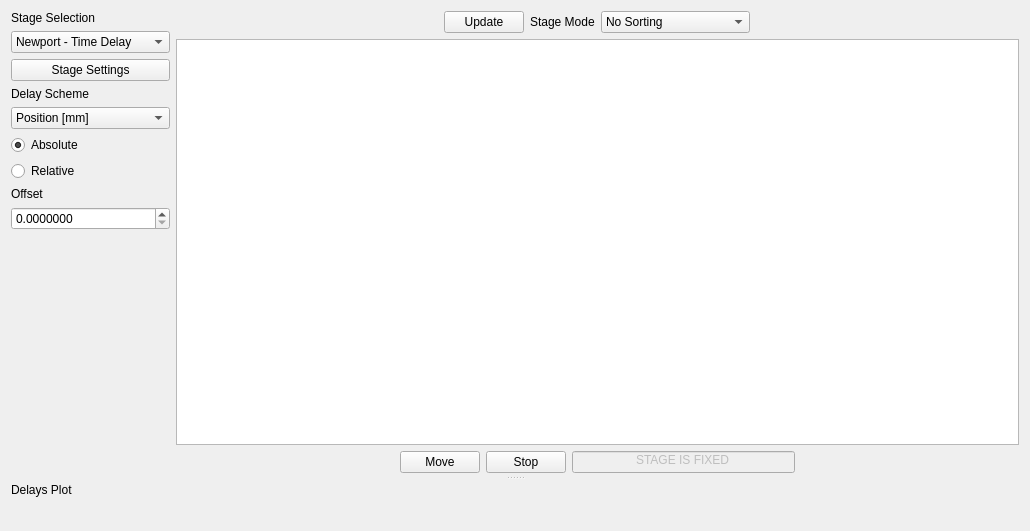
Above: panels/ui/stageControl.ui from Attolab/SC-TDC before the change. Below: the same form after it.
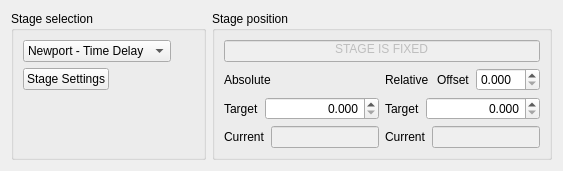
That is the form after the change. Custom widgets are drawn as their Qt base class.

Commit message: Moving stuff between stageControl and aquisition

Patch:
```diff
--- a/panels/ui/stageControl.ui
+++ b/panels/ui/stageControl.ui
@@ -6,38 +6,36 @@
    <rect>
     <x>0</x>
     <y>0</y>
-    <width>1030</width>
-    <height>531</height>
+    <width>563</width>
+    <height>161</height>
    </rect>
   </property>
+  <property name="sizePolicy">
+   <sizepolicy hsizetype="Maximum" vsizetype="Minimum">
+    <horstretch>0</horstretch>
+    <verstretch>0</verstretch>
+   </sizepolicy>
+  </property>
   <property name="windowTitle">
    <string>Form</string>
   </property>
-  <layout class="QHBoxLayout" name="horizontalLayout_4">
-   <item>
-    <widget class="QSplitter" name="splitter">
-     <property name="orientation">
-      <enum>Qt::Vertical</enum>
-     </property>
-     <property name="opaqueResize">
-      <bool>false</bool>
-     </property>
-     <property name="handleWidth">
-      <number>10</number>
-     </property>
-     <widget class="QWidget" name="horizontalLayoutWidget">
-      <layout class="QHBoxLayout" name="horizontalLayout_3">
-       <item>
         <layout class="QVBoxLayout" name="verticalLayout_4">
          <item>
-          <widget class="QLabel" name="label_delayScheme_3">
-           <property name="text">
-            <string>Stage Selection</string>
-           </property>
-          </widget>
-         </item>
+    <layout class="QHBoxLayout" name="horizontalLayout_2">
+     <item>
+      <widget class="QGroupBox" name="groupBox">
+       <property name="title">
+        <string>Stage selection</string>
+       </property>
+       <layout class="QVBoxLayout" name="verticalLayout">
          <item>
           <widget class="QComboBox" name="cBox_stageSelection">
+          <property name="sizePolicy">
+           <sizepolicy hsizetype="Maximum" vsizetype="Fixed">
+            <horstretch>0</horstretch>
+            <verstretch>0</verstretch>
+           </sizepolicy>
+          </property>
            <item>
             <property name="text">
              <string>Newport - Time Delay</string>
@@ -52,83 +50,17 @@
          </item>
          <item>
           <widget class="QPushButton" name="pushButton_stageSettings">
+          <property name="sizePolicy">
+           <sizepolicy hsizetype="Maximum" vsizetype="Fixed">
+            <horstretch>0</horstretch>
+            <verstretch>0</verstretch>
+           </sizepolicy>
+          </property>
            <property name="text">
             <string>Stage Settings</string>
            </property>
           </widget>
          </item>
-         <item>
-          <widget class="QLabel" name="label_delayScheme">
-           <property name="text">
-            <string>Delay Scheme</string>
-           </property>
-          </widget>
-         </item>
-         <item>
-          <widget class="QComboBox" name="cBox_stageMode">
-           <item>
-            <property name="text">
-             <string>Position [mm]</string>
-            </property>
-           </item>
-           <item>
-            <property name="text">
-             <string>Time - Single Pass [ps]</string>
-            </property>
-           </item>
-           <item>
-            <property name="text">
-             <string>Time - Double Pass [ps]</string>
-            </property>
-           </item>
-           <item>
-            <property name="text">
-             <string>Time - Single Pass [fs]</string>
-            </property>
-           </item>
-           <item>
-            <property name="text">
-             <string>Time - Double Pass [fs]</string>
-            </property>
-           </item>
-           <item>
-            <property name="text">
-             <string>Index [no units]</string>
-            </property>
-           </item>
-          </widget>
-         </item>
-         <item>
-          <widget class="QRadioButton" name="absoluteMotion_radioButton">
-           <property name="text">
-            <string>Absolute</string>
-           </property>
-           <property name="checked">
-            <bool>true</bool>
-           </property>
-          </widget>
-         </item>
-         <item>
-          <widget class="QRadioButton" name="relativeMotion_radioButton">
-           <property name="text">
-            <string>Relative</string>
-           </property>
-          </widget>
-         </item>
-         <item>
-          <widget class="QLabel" name="label_t0">
-           <property name="text">
-            <string>Offset</string>
-           </property>
-          </widget>
-         </item>
-         <item>
-          <widget class="QDoubleSpinBox" name="offset_spinBox">
-           <property name="decimals">
-            <number>7</number>
-           </property>
-          </widget>
-         </item>
          <item>
           <spacer name="verticalSpacer">
            <property name="orientation">
@@ -140,125 +72,31 @@
            <property name="sizeHint" stdset="0">
             <size>
              <width>120</width>
-             <height>0</height>
+            <height>50</height>
             </size>
            </property>
           </spacer>
          </item>
         </layout>
-       </item>
-       <item>
-        <layout class="QVBoxLayout" name="verticalLayout_5">
-         <item>
-          <layout class="QHBoxLayout" name="horizontalLayout_2">
-           <item>
-            <spacer name="horizontalSpacer_4">
-             <property name="orientation">
-              <enum>Qt::Horizontal</enum>
-             </property>
-             <property name="sizeHint" stdset="0">
-              <size>
-               <width>292</width>
-               <height>20</height>
-              </size>
-             </property>
-            </spacer>
-           </item>
-           <item>
-            <widget class="QPushButton" name="update_pushButton">
-             <property name="text">
-              <string>Update</string>
-             </property>
             </widget>
            </item>
            <item>
-            <widget class="QLabel" name="label_stageMode">
-             <property name="text">
-              <string>Stage Mode</string>
-             </property>
-            </widget>
-           </item>
-           <item>
-            <widget class="QComboBox" name="delayScheme_comboBox">
-             <item>
-              <property name="text">
-               <string>No Sorting</string>
-              </property>
-             </item>
-             <item>
-              <property name="text">
-               <string>Sort Acending</string>
-              </property>
-             </item>
-             <item>
-              <property name="text">
-               <string>Sort Decending</string>
-              </property>
-             </item>
-             <item>
-              <property name="text">
-               <string>Staggered Acending</string>
-              </property>
-             </item>
-             <item>
-              <property name="text">
-               <string>Staggered Decending</string>
-              </property>
-             </item>
-            </widget>
-           </item>
-           <item>
-            <spacer name="horizontalSpacer_3">
-             <property name="orientation">
-              <enum>Qt::Horizontal</enum>
-             </property>
-             <property name="sizeHint" stdset="0">
-              <size>
-               <width>292</width>
-               <height>20</height>
-              </size>
-             </property>
-            </spacer>
-           </item>
-          </layout>
-         </item>
-         <item>
-          <widget class="QPlainTextEdit" name="textEdit_delayInput"/>
-         </item>
-         <item>
-          <layout class="QHBoxLayout" name="horizontalLayout">
-           <item>
-            <spacer name="horizontalSpacer">
-             <property name="orientation">
-              <enum>Qt::Horizontal</enum>
-             </property>
-             <property name="sizeHint" stdset="0">
-              <size>
-               <width>40</width>
-               <height>20</height>
-              </size>
-             </property>
-            </spacer>
-           </item>
-           <item>
-            <widget class="QPushButton" name="move_pushButton">
-             <property name="text">
-              <string>Move</string>
-             </property>
-            </widget>
-           </item>
-           <item>
-            <widget class="QPushButton" name="stop_pushButton">
-             <property name="text">
-              <string>Stop</string>
-             </property>
-            </widget>
-           </item>
+      <widget class="QGroupBox" name="groupBox_2">
+       <property name="title">
+        <string>Stage position</string>
+       </property>
+       <layout class="QVBoxLayout" name="verticalLayout_6">
            <item>
             <widget class="QLineEdit" name="stage_position_status">
              <property name="enabled">
               <bool>false</bool>
              </property>
+          <property name="sizePolicy">
+           <sizepolicy hsizetype="Minimum" vsizetype="Fixed">
+            <horstretch>0</horstretch>
+            <verstretch>0</verstretch>
+           </sizepolicy>
+          </property>
              <property name="text">
               <string>STAGE IS FIXED</string>
              </property>
@@ -268,57 +106,230 @@
             </widget>
            </item>
            <item>
-            <spacer name="horizontalSpacer_2">
-             <property name="orientation">
-              <enum>Qt::Horizontal</enum>
-             </property>
-             <property name="sizeHint" stdset="0">
-              <size>
-               <width>40</width>
-               <height>20</height>
-              </size>
-             </property>
-            </spacer>
-           </item>
-          </layout>
-         </item>
+         <layout class="QHBoxLayout" name="horizontalLayout_11">
+          <item>
+           <layout class="QVBoxLayout" name="verticalLayout_2">
+            <item>
+             <widget class="QLabel" name="label_5">
+              <property name="text">
+               <string>Absolute</string>
+              </property>
+             </widget>
+            </item>
+            <item>
+             <layout class="QHBoxLayout" name="horizontalLayout_3">
+              <item>
+               <widget class="QLabel" name="label_t0_3">
+                <property name="sizePolicy">
+                 <sizepolicy hsizetype="Maximum" vsizetype="Preferred">
+                  <horstretch>0</horstretch>
+                  <verstretch>0</verstretch>
+                 </sizepolicy>
+                </property>
+                <property name="text">
+                 <string>Target</string>
+                </property>
+               </widget>
+              </item>
+              <item>
+               <widget class="QDoubleSpinBox" name="offset_spinBox_3">
+                <property name="sizePolicy">
+                 <sizepolicy hsizetype="Minimum" vsizetype="Minimum">
+                  <horstretch>0</horstretch>
+                  <verstretch>0</verstretch>
+                 </sizepolicy>
+                </property>
+                <property name="wrapping">
+                 <bool>false</bool>
+                </property>
+                <property name="alignment">
+                 <set>Qt::AlignRight|Qt::AlignTrailing|Qt::AlignVCenter</set>
+                </property>
+                <property name="suffix">
+                 <string/>
+                </property>
+                <property name="decimals">
+                 <number>3</number>
+                </property>
+               </widget>
+              </item>
+             </layout>
+            </item>
+            <item>
+             <layout class="QHBoxLayout" name="horizontalLayout_7">
+              <item>
+               <widget class="QLabel" name="label_2">
+                <property name="sizePolicy">
+                 <sizepolicy hsizetype="Maximum" vsizetype="Maximum">
+                  <horstretch>0</horstretch>
+                  <verstretch>0</verstretch>
+                 </sizepolicy>
+                </property>
+                <property name="text">
+                 <string>Current</string>
+                </property>
+               </widget>
+              </item>
+              <item>
+               <widget class="QLineEdit" name="stage_position_status_3">
+                <property name="enabled">
+                 <bool>false</bool>
+                </property>
+                <property name="sizePolicy">
+                 <sizepolicy hsizetype="Minimum" vsizetype="Fixed">
+                  <horstretch>0</horstretch>
+                  <verstretch>0</verstretch>
+                 </sizepolicy>
+                </property>
+                <property name="text">
+                 <string/>
+                </property>
+                <property name="alignment">
+                 <set>Qt::AlignHCenter|Qt::AlignTop</set>
+                </property>
+               </widget>
+              </item>
         </layout>
        </item>
       </layout>
-     </widget>
-     <widget class="QWidget" name="verticalLayoutWidget">
+          </item>
+          <item>
       <layout class="QVBoxLayout" name="verticalLayout_3">
        <item>
-        <widget class="QLabel" name="label_delayPlot">
+             <layout class="QHBoxLayout" name="horizontalLayout_10">
+              <item>
+               <widget class="QLabel" name="label_6">
+                <property name="sizePolicy">
+                 <sizepolicy hsizetype="Minimum" vsizetype="Preferred">
+                  <horstretch>0</horstretch>
+                  <verstretch>0</verstretch>
+                 </sizepolicy>
+                </property>
          <property name="text">
-          <string>Delays Plot</string>
+                 <string>Relative</string>
          </property>
         </widget>
        </item>
        <item>
-        <widget class="PlotWidget" name="plot_delays" native="true">
+               <widget class="QLabel" name="label_t0">
          <property name="sizePolicy">
-          <sizepolicy hsizetype="Preferred" vsizetype="Expanding">
+                 <sizepolicy hsizetype="Maximum" vsizetype="Preferred">
            <horstretch>0</horstretch>
            <verstretch>0</verstretch>
           </sizepolicy>
          </property>
-        </widget>
-       </item>
-      </layout>
-     </widget>
+                <property name="text">
+                 <string>Offset</string>
+                </property>
+               </widget>
+              </item>
+              <item>
+               <widget class="QDoubleSpinBox" name="offset_spinBox">
+                <property name="sizePolicy">
+                 <sizepolicy hsizetype="Maximum" vsizetype="Fixed">
+                  <horstretch>0</horstretch>
+                  <verstretch>0</verstretch>
+                 </sizepolicy>
+                </property>
+                <property name="wrapping">
+                 <bool>false</bool>
+                </property>
+                <property name="suffix">
+                 <string/>
+                </property>
+                <property name="decimals">
+                 <number>3</number>
+                </property>
+               </widget>
+              </item>
+             </layout>
+            </item>
+            <item>
+             <layout class="QHBoxLayout" name="horizontalLayout_8">
+              <item>
+               <widget class="QLabel" name="label_t0_4">
+                <property name="sizePolicy">
+                 <sizepolicy hsizetype="Maximum" vsizetype="Preferred">
+                  <horstretch>0</horstretch>
+                  <verstretch>0</verstretch>
+                 </sizepolicy>
+                </property>
+                <property name="text">
+                 <string>Target</string>
+                </property>
+               </widget>
+              </item>
+              <item>
+               <widget class="QDoubleSpinBox" name="offset_spinBox_4">
+                <property name="sizePolicy">
+                 <sizepolicy hsizetype="Minimum" vsizetype="Minimum">
+                  <horstretch>0</horstretch>
+                  <verstretch>0</verstretch>
+                 </sizepolicy>
+                </property>
+                <property name="wrapping">
+                 <bool>false</bool>
+                </property>
+                <property name="alignment">
+                 <set>Qt::AlignRight|Qt::AlignTrailing|Qt::AlignVCenter</set>
+                </property>
+                <property name="suffix">
+                 <string/>
+                </property>
+                <property name="decimals">
+                 <number>3</number>
+                </property>
     </widget>
    </item>
   </layout>
- </widget>
- <customwidgets>
-  <customwidget>
-   <class>PlotWidget</class>
-   <extends>QWidget</extends>
-   <header>pyqtgraph</header>
-   <container>1</container>
-  </customwidget>
- </customwidgets>
+            </item>
+            <item>
+             <layout class="QHBoxLayout" name="horizontalLayout_9">
+              <item>
+               <widget class="QLabel" name="label_3">
+                <property name="sizePolicy">
+                 <sizepolicy hsizetype="Maximum" vsizetype="Maximum">
+                  <horstretch>0</horstretch>
+                  <verstretch>0</verstretch>
+                 </sizepolicy>
+                </property>
+                <property name="text">
+                 <string>Current</string>
+                </property>
+               </widget>
+              </item>
+              <item>
+               <widget class="QLineEdit" name="stage_position_status_4">
+                <property name="enabled">
+                 <bool>false</bool>
+                </property>
+                <property name="sizePolicy">
+                 <sizepolicy hsizetype="Minimum" vsizetype="Fixed">
+                  <horstretch>0</horstretch>
+                  <verstretch>0</verstretch>
+                 </sizepolicy>
+                </property>
+                <property name="text">
+                 <string/>
+                </property>
+                <property name="alignment">
+                 <set>Qt::AlignHCenter|Qt::AlignTop</set>
+                </property>
+               </widget>
+              </item>
+             </layout>
+            </item>
+           </layout>
+          </item>
+         </layout>
+        </item>
+       </layout>
+      </widget>
+     </item>
+    </layout>
+   </item>
+  </layout>
+ </widget>
  <resources/>
  <connections/>
 </ui>
```
Lines whose indentation alone changed are shown as unchanged. The commit also changes 11 other files.
